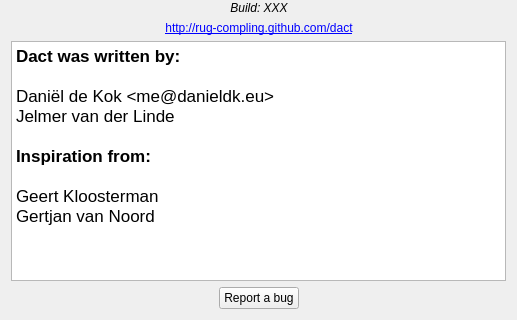
Old version of the form ui/AboutWindow.ui in the repository rug-compling/dact; both pictures show x 0 to 517 and y 282 to 602 of the 517 by 602 pixel window.
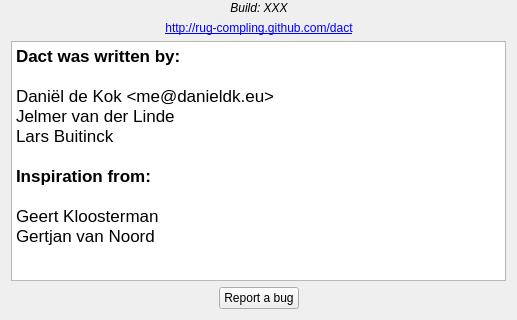
New version of the form.

Patch:
```diff
--- a/ui/AboutWindow.ui
+++ b/ui/AboutWindow.ui
@@ -164,6 +164,7 @@
 &lt;p style=&quot;-qt-paragraph-type:empty; margin-top:0px; margin-bottom:0px; margin-left:0px; margin-right:0px; -qt-block-indent:0; text-indent:0px;&quot;&gt;&lt;/p&gt;
 &lt;p style=&quot; margin-top:0px; margin-bottom:0px; margin-left:0px; margin-right:0px; -qt-block-indent:0; text-indent:0px;&quot;&gt;Daniël de Kok &amp;lt;me@danieldk.eu&amp;gt;&lt;/p&gt;
 &lt;p style=&quot; margin-top:0px; margin-bottom:0px; margin-left:0px; margin-right:0px; -qt-block-indent:0; text-indent:0px;&quot;&gt;Jelmer van der Linde&lt;/p&gt;
+&lt;p style=&quot; margin-top:0px; margin-bottom:0px; margin-left:0px; margin-right:0px; -qt-block-indent:0; text-indent:0px;&quot;&gt;Lars Buitinck&lt;/p&gt;
 &lt;p style=&quot;-qt-paragraph-type:empty; margin-top:0px; margin-bottom:0px; margin-left:0px; margin-right:0px; -qt-block-indent:0; text-indent:0px;&quot;&gt;&lt;/p&gt;
 &lt;p style=&quot; margin-top:0px; margin-bottom:0px; margin-left:0px; margin-right:0px; -qt-block-indent:0; text-indent:0px;&quot;&gt;&lt;span style=&quot; font-weight:600;&quot;&gt;Inspiration from:&lt;/span&gt;&lt;/p&gt;
 &lt;p style=&quot;-qt-paragraph-type:empty; margin-top:0px; margin-bottom:0px; margin-left:0px; margin-right:0px; -qt-block-indent:0; text-indent:0px;&quot;&gt;&lt;/p&gt;
```
